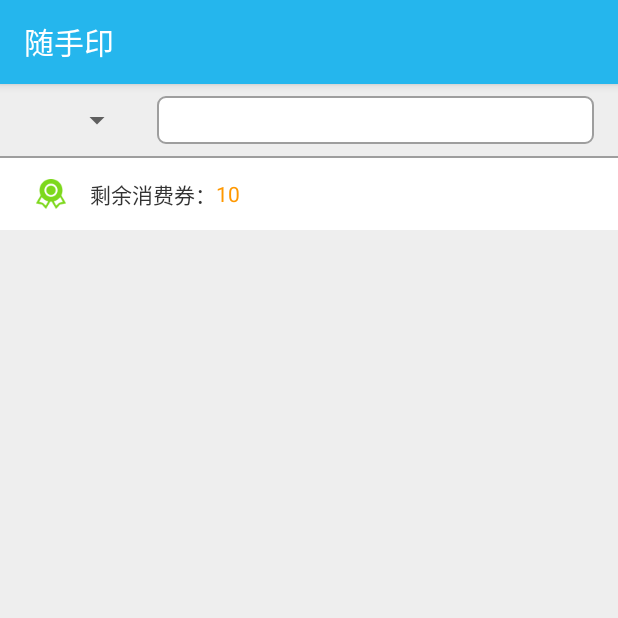
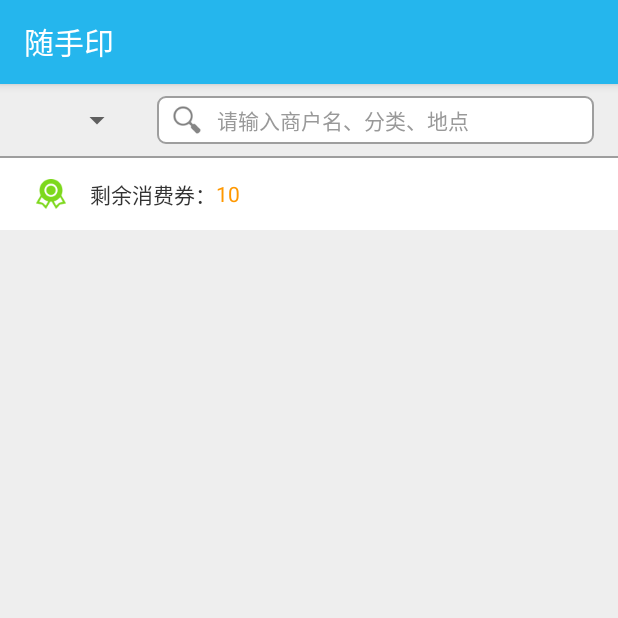
Before and after one commit to guobin1112/Yun_Android, an Android app: the fragment FavorableShopsFragment shown on its own in the app's theme, on a phone screen of 412 x 824 dp, the top half of it. Run offline under Robolectric (Android 15) with nearby library versions, the phone set to English and light mode, and no system bars.

Commit message:
finish favorable shop layout

```diff
--- a/app/src/main/res/layout/fragment_favorable_shops.xml
+++ b/app/src/main/res/layout/fragment_favorable_shops.xml
@@ -23,13 +23,21 @@
             android:layout_weight="1" />
 
         <EditText
-
             android:id="@+id/et_search"
             android:layout_width="0dp"
             android:layout_height="match_parent"
             android:layout_marginLeft="@dimen/view_normal_space"
             android:layout_weight="4"
-            android:background="@drawable/shape_search_input_background" />
+            android:background="@drawable/shape_search_input_background"
+            android:drawableLeft="@drawable/search"
+            android:drawablePadding="@dimen/view_small_space"
+            android:hint="@string/shop_search_hint"
+            android:imeOptions="actionSearch"
+            android:paddingLeft="@dimen/view_small_space"
+            android:singleLine="true"
+            android:textColor="@color/colorTextPrimary"
+            android:textColorHint="@color/colorTextHint"
+            android:textSize="@dimen/font_normal" />
 
     </LinearLayout>
 
@@ -64,14 +72,12 @@
     </LinearLayout>
 
     <android.support.v7.widget.RecyclerView
-
         android:id="@+id/rv_shops"
-        android:background="@color/colorWindowBackground"
-        android:layout_width="match_parent"
+        android:layout_width="wrap_content"
         android:layout_height="wrap_content"
-        android:layout_marginLeft="@dimen/view_small_space"
-        android:layout_marginRight="@dimen/view_small_space"
-        android:layout_marginTop="@dimen/view_small_space" />
+        android:layout_gravity="center_horizontal"
+        android:layout_margin="@dimen/view_small_space"
+        android:background="@color/colorWindowBackground" />
 
 
 </LinearLayout>
--- a/app/src/main/res/values/strings.xml
+++ b/app/src/main/res/values/strings.xml
@@ -10,4 +10,5 @@
         <item>北京</item>
     </string-array>
     <string name="shop_discount_left">剩余消费券：</string>
+    <string name="shop_search_hint">请输入商户名、分类、地点</string>
 </resources>
```
Also changed, not shown: app/src/main/java/com/yuncool/yun_android/view/GridSpaceItemDecoration.java (added, +42 -0 lines), app/src/main/res/drawable-xhdpi/search.png (added).
